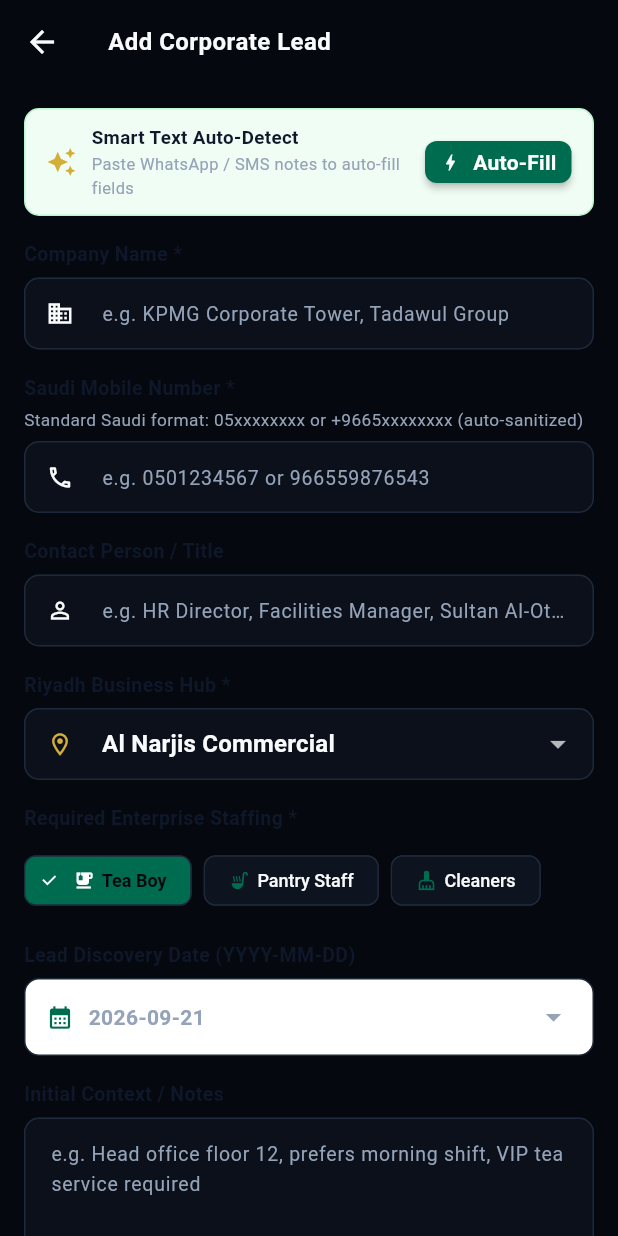
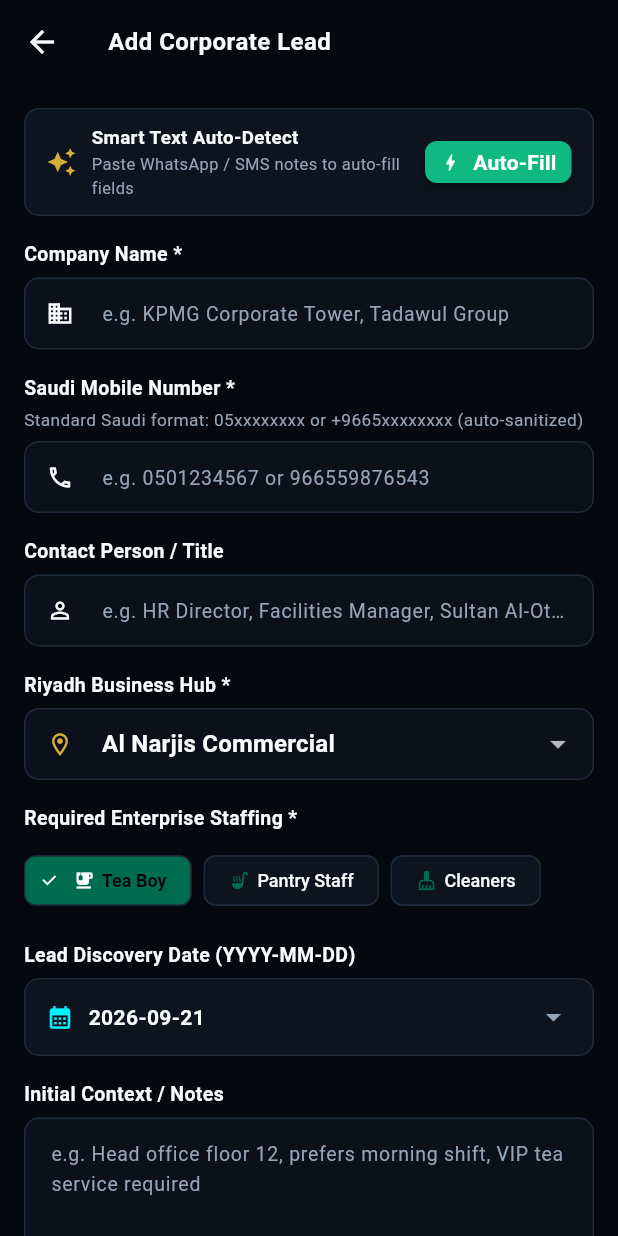
Before and after one commit to sultantipu199/tea-boy-crm, a Flutter app: the screen it shows after launch, after a tap on "Add Lead", on a phone screen of 412 x 824 dp. Run offline on Flutter 3.47's test engine with Material 3 defaults, Android fonts, the phone set to English and light mode, and no system bars; our stand-ins replace flutter_animate, flutter_riverpod, geolocator, hive_flutter; accounts and stored records are empty.

Commit message:
feat(ui): harden dark contrast, streamline AppBar actions, fix pitch white-on-white box, and bump to v2.3.1

```diff
--- a/lib/screens/add_lead_screen.dart
+++ b/lib/screens/add_lead_screen.dart
@@ -356,22 +356,22 @@ class _AddLeadScreenState extends State<AddLeadScreen> {
                   Container(
                     padding: const EdgeInsets.all(12),
                     decoration: BoxDecoration(
-                      color: const Color(0xFFFEF2F2),
+                      color: AppTheme.withAlphaFactor(AppTheme.crimsonAccent, 0.15),
                       borderRadius: BorderRadius.circular(10),
-                      border: Border.all(color: const Color(0xFFFCA5A5)),
+                      border: Border.all(color: AppTheme.withAlphaFactor(AppTheme.crimsonAccent, 0.4)),
                     ),
                     child: Row(
                       crossAxisAlignment: CrossAxisAlignment.start,
                       children: [
                         const Icon(Icons.error_outline,
-                            color: AppTheme.statusDisqualified, size: 20),
+                            color: AppTheme.crimsonAccent, size: 20),
                         const SizedBox(width: 10),
                         Expanded(
                           child: Text(
                             _duplicateErrorMessage!,
                             style: const TextStyle(
                               fontSize: 12.5,
-                              color: AppTheme.statusDisqualified,
+                              color: AppTheme.crispAlabaster,
                               fontWeight: FontWeight.w500,
                             ),
                           ),
@@ -387,9 +387,9 @@ class _AddLeadScreenState extends State<AddLeadScreen> {
                   padding: const EdgeInsets.symmetric(horizontal: 14, vertical: 10),
                   margin: const EdgeInsets.only(bottom: 16),
                   decoration: BoxDecoration(
-                    color: const Color(0xFFF0FDF4),
+                    color: AppTheme.frostedCharcoalSlate,
                     borderRadius: BorderRadius.circular(10),
-                    border: Border.all(color: const Color(0xFFBBF7D0)),
+                    border: Border.all(color: AppTheme.cyberBorder),
                   ),
                   child: Row(
                     children: [
@@ -404,11 +404,11 @@ class _AddLeadScreenState extends State<AddLeadScreen> {
                               style: TextStyle(
                                   fontSize: 12.5,
                                   fontWeight: FontWeight.w700,
-                                  color: AppTheme.slateNavy),
+                                  color: AppTheme.crispAlabaster),
                             ),
                             Text(
                               'Paste WhatsApp / SMS notes to auto-fill fields',
-                              style: TextStyle(fontSize: 11, color: AppTheme.textMuted),
+                              style: TextStyle(fontSize: 11, color: AppTheme.mutedSilver),
                             ),
                           ],
                         ),
@@ -418,7 +418,7 @@ class _AddLeadScreenState extends State<AddLeadScreen> {
                         icon: const Icon(Icons.bolt, size: 14),
                         label: const Text('Auto-Fill'),
                         style: ElevatedButton.styleFrom(
-                          backgroundColor: AppTheme.saudiEmerald,
+                          backgroundColor: AppTheme.mintEmerald,
                           foregroundColor: Colors.white,
                           padding: const EdgeInsets.symmetric(
                               horizontal: 10, vertical: 6),
@@ -435,7 +435,7 @@ class _AddLeadScreenState extends State<AddLeadScreen> {
                 // Company Name
                 const Text(
                   'Company Name *',
-                  style: TextStyle(fontSize: 13, fontWeight: FontWeight.w700, color: AppTheme.slateNavy),
+                  style: TextStyle(fontSize: 13, fontWeight: FontWeight.w700, color: AppTheme.crispAlabaster),
                 ),
                 const SizedBox(height: 6),
                 TextFormField(
@@ -457,12 +457,12 @@ class _AddLeadScreenState extends State<AddLeadScreen> {
                 // Saudi Mobile Number
                 const Text(
                   'Saudi Mobile Number *',
-                  style: TextStyle(fontSize: 13, fontWeight: FontWeight.w700, color: AppTheme.slateNavy),
+                  style: TextStyle(fontSize: 13, fontWeight: FontWeight.w700, color: AppTheme.crispAlabaster),
                 ),
                 const SizedBox(height: 4),
                 const Text(
                   'Standard Saudi format: 05xxxxxxxx or +9665xxxxxxxx (auto-sanitized)',
-                  style: TextStyle(fontSize: 11.5, color: AppTheme.textMuted),
+                  style: TextStyle(fontSize: 11.5, color: AppTheme.mutedSilver),
                 ),
                 const SizedBox(height: 6),
                 TextFormField(
@@ -489,7 +489,7 @@ class _AddLeadScreenState extends State<AddLeadScreen> {
                 // Contact Person
                 const Text(
                   'Contact Person / Title',
-                  style: TextStyle(fontSize: 13, fontWeight: FontWeight.w700, color: AppTheme.slateNavy),
+                  style: TextStyle(fontSize: 13, fontWeight: FontWeight.w700, color: AppTheme.crispAlabaster),
                 ),
                 const SizedBox(height: 6),
                 TextFormField(
@@ -505,7 +505,7 @@ class _AddLeadScreenState extends State<AddLeadScreen> {
                 // Riyadh Business Hub
                 const Text(
                   'Riyadh Business Hub *',
-                  style: TextStyle(fontSize: 13, fontWeight: FontWeight.w700, color: AppTheme.slateNavy),
+                  style: TextStyle(fontSize: 13, fontWeight: FontWeight.w700, color: AppTheme.crispAlabaster),
                 ),
                 const SizedBox(height: 6),
                 DropdownButtonFormField<String>(
@@ -527,7 +527,7 @@ class _AddLeadScreenState extends State<AddLeadScreen> {
                 // Staffing Requirements (Multi-select)
                 const Text(
                   'Required Enterprise Staffing *',
-                  style: TextStyle(fontSize: 13, fontWeight: FontWeight.w700, color: AppTheme.slateNavy),
+                  style: TextStyle(fontSize: 13, fontWeight: FontWeight.w700, color: AppTheme.crispAlabaster),
                 ),
                 const SizedBox(height: 8),
                 Wrap(
@@ -576,7 +576,7 @@ class _AddLeadScreenState extends State<AddLeadScreen> {
                 // Date Added (Timestamp Constraint)
                 const Text(
                   'Lead Discovery Date (YYYY-MM-DD)',
-                  style: TextStyle(fontSize: 13, fontWeight: FontWeight.w700, color: AppTheme.slateNavy),
+                  style: TextStyle(fontSize: 13, fontWeight: FontWeight.w700, color: AppTheme.crispAlabaster),
                 ),
                 const SizedBox(height: 6),
                 InkWell(
@@ -585,24 +585,28 @@ class _AddLeadScreenState extends State<AddLeadScreen> {
                   child: Container(
                     padding: const EdgeInsets.symmetric(horizontal: 14, vertical: 13),
                     decoration: BoxDecoration(
-                      color: Colors.white,
+                      color: AppTheme.frostedCharcoalSlate,
                       borderRadius: BorderRadius.circular(10),
-                      border: Border.all(color: AppTheme.borderGrey),
+                      border: Border.all(color: AppTheme.cyberBorder),
                     ),
                     child: Row(
                       mainAxisAlignment: MainAxisAlignment.spaceBetween,
                       children: [
                         Row(
                           children: [
-                            const Icon(Icons.calendar_month, size: 18, color: AppTheme.saudiEmerald),
+                            const Icon(Icons.calendar_month, size: 18, color: AppTheme.electricCyan),
                             const SizedBox(width: 10),
                             Text(
                               _dateAdded,
-                              style: const TextStyle(fontSize: 14, fontWeight: FontWeight.w600),
+                              style: const TextStyle(
+                                fontSize: 14,
+                                fontWeight: FontWeight.w600,
+                                color: AppTheme.crispAlabaster,
+                              ),
                             ),
                           ],
                         ),
-                        const Icon(Icons.arrow_drop_down, color: AppTheme.textMuted),
+                        const Icon(Icons.arrow_drop_down, color: AppTheme.mutedSilver),
                       ],
                     ),
                   ),
@@ -613,7 +617,7 @@ class _AddLeadScreenState extends State<AddLeadScreen> {
                 // Initial Notes
                 const Text(
                   'Initial Context / Notes',
-                  style: TextStyle(fontSize: 13, fontWeight: FontWeight.w700, color: AppTheme.slateNavy),
+                  style: TextStyle(fontSize: 13, fontWeight: FontWeight.w700, color: AppTheme.crispAlabaster),
                 ),
                 const SizedBox(height: 6),
                 TextFormField(
@@ -632,12 +636,12 @@ class _AddLeadScreenState extends State<AddLeadScreen> {
                   children: [
                     const Text(
                       'Follow-Up Callback Reminder',
-                      style: TextStyle(fontSize: 13, fontWeight: FontWeight.w700, color: AppTheme.slateNavy),
+                      style: TextStyle(fontSize: 13, fontWeight: FontWeight.w700, color: AppTheme.crispAlabaster),
                     ),
                     if (_followUpDate != null)
                       InkWell(
                         onTap: () => setState(() => _followUpDate = null),
-                        child: const Text('Clear', style: TextStyle(fontSize: 12, color: Colors.red)),
+                        child: const Text('Clear', style: TextStyle(fontSize: 12, color: AppTheme.crimsonAccent)),
                       ),
                   ],
                 ),
@@ -648,10 +652,10 @@ class _AddLeadScreenState extends State<AddLeadScreen> {
                   child: Container(
                     padding: const EdgeInsets.symmetric(horizontal: 14, vertical: 12),
                     decoration: BoxDecoration(
-                      color: Colors.white,
+                      color: AppTheme.frostedCharcoalSlate,
                       borderRadius: BorderRadius.circular(10),
                       border: Border.all(
-                        color: _followUpDate != null ? AppTheme.saudiEmerald : AppTheme.borderGrey,
+                        color: _followUpDate != null ? AppTheme.mintEmerald : AppTheme.cyberBorder,
                         width: _followUpDate != null ? 1.5 : 1.0,
                       ),
                     ),
@@ -661,7 +665,7 @@ class _AddLeadScreenState extends State<AddLeadScreen> {
                         Row(
                           children: [
                             Icon(Icons.alarm, size: 18,
-                              color: _followUpDate != null ? AppTheme.saudiEmerald : AppTheme.textMuted),
+                              color: _followUpDate != null ? AppTheme.mintEmerald : AppTheme.mutedSilver),
                             const SizedBox(width: 10),
                             Text(
                               _followUpDate ?? 'Optional: Schedule callback date',
@@ -673,7 +677,7 @@ class _AddLeadScreenState extends State<AddLeadScreen> {
                             ),
                           ],
                         ),
-                        const Icon(Icons.arrow_drop_down, color: AppTheme.textMuted),
+                        const Icon(Icons.arrow_drop_down, color: AppTheme.mutedSilver),
                       ],
                     ),
                   ),
--- a/lib/screens/dashboard_screen.dart
+++ b/lib/screens/dashboard_screen.dart
@@ -616,11 +616,13 @@ class _DashboardScreenState extends ConsumerState<DashboardScreen>
     return Scaffold(
       backgroundColor: AppTheme.obsidianVoid,
       appBar: AppBar(
+        titleSpacing: 16,
         title: Row(
+          mainAxisSize: MainAxisSize.min,
           children: [
             Container(
-              width: 30,
-              height: 30,
+              width: 32,
+              height: 32,
               decoration: BoxDecoration(
                 color: AppTheme.withAlphaFactor(AppTheme.electricCyan, 0.15),
                 borderRadius: BorderRadius.circular(8),
@@ -631,106 +633,31 @@ class _DashboardScreenState extends ConsumerState<DashboardScreen>
               child: const Icon(Icons.coffee,
                   color: AppTheme.electricCyan, size: 18),
             ),
-            const SizedBox(width: 10),
+            const SizedBox(width: 8),
             const Text(
-              'TEA BOY B2B CRM',
+              'TEA BOY',
               style: TextStyle(
-                fontSize: 17,
-                fontWeight: FontWeight.w800,
-                letterSpacing: 0.4,
+                fontSize: 18,
+                fontWeight: FontWeight.w900,
+                letterSpacing: 0.5,
+                color: AppTheme.crispAlabaster,
               ),
             ),
           ],
         ),
         actions: [
-          // Live GPS Toggle & Refresh
-          InkWell(
-            onTap: () async {
-              await HapticFeedback.selectionClick();
-              await ref.read(geoProvider.notifier).refreshGps();
-            },
-            borderRadius: BorderRadius.circular(8),
-            child: Container(
-              margin: const EdgeInsets.symmetric(vertical: 10, horizontal: 4),
-              padding: const EdgeInsets.symmetric(horizontal: 8, vertical: 4),
-              decoration: BoxDecoration(
-                color: AppTheme.withAlphaFactor(
-                  geoState.isGpsActive
-                      ? AppTheme.mintEmerald
-                      : AppTheme.electricCyan,
-                  0.15,
-                ),
-                borderRadius: BorderRadius.circular(8),
-                border: Border.all(
-                  color: AppTheme.withAlphaFactor(
-                    geoState.isGpsActive
-                        ? AppTheme.mintEmerald
-                        : AppTheme.electricCyan,
-                    0.4,
-                  ),
-                ),
-              ),
-              child: Row(
-                mainAxisSize: MainAxisSize.min,
-                children: [
-                  Icon(
-                    geoState.isGpsActive
-                        ? Icons.gps_fixed
-                        : Icons.location_searching,
-                    size: 13,
-                    color: geoState.isGpsActive
-                        ? AppTheme.mintEmerald
-                        : AppTheme.electricCyan,
-                  ),
-                  const SizedBox(width: 4),
-                  Text(
-                    geoState.isGpsActive ? 'Live GPS' : 'Riyadh Hub',
-                    style: TextStyle(
-                      fontSize: 11,
-                      fontWeight: FontWeight.w700,
-                      color: geoState.isGpsActive
-                          ? AppTheme.mintEmerald
-                          : AppTheme.electricCyan,
-                    ),
-                  ),
-                ],
-              ),
-            ),
-          ),
+          // 1. Direct Lead Actions & Cleaner Button
           IconButton(
-            tooltip: 'Lead Actions & Cleaner',
+            tooltip: 'Lead Cleaner & Tools',
             icon: const Icon(Icons.cleaning_services_outlined,
-                color: AppTheme.mintEmerald, size: 21),
+                color: AppTheme.mintEmerald, size: 22),
             onPressed: () => _showLeadActionsSheet(context, allLeads),
           ),
+          // 2. Direct Settings & AI Configuration Button
           IconButton(
-            tooltip: 'Executive Pipeline Briefing',
-            icon: const Icon(Icons.assessment_outlined, size: 21),
-            onPressed: _shareExecutivePipelineReport,
-          ),
-          IconButton(
-            tooltip: 'Export Leads CSV',
-            icon: const Icon(Icons.table_chart_outlined, size: 20),
-            onPressed: _exportLeadsCsv,
-          ),
-          IconButton(
-            tooltip: 'Manual Scraper (⚡ Ingest Leads)',
-            icon: _isScraping
-                ? const SizedBox(
-                    width: 18,
-                    height: 18,
-                    child: CircularProgressIndicator(
-                      color: AppTheme.mintEmerald,
-                      strokeWidth: 2,
-                    ),
-                  )
-                : const Icon(Icons.bolt, color: AppTheme.mintEmerald, size: 22),
-            onPressed: _isScraping ? null : _runScraper,
-          ),
-          IconButton(
-            tooltip: 'Settings & AI Configuration',
+            tooltip: 'Settings & AI Engine',
             icon: const Icon(Icons.settings_outlined,
-                color: AppTheme.crispAlabaster, size: 21),
+                color: AppTheme.crispAlabaster, size: 22),
             onPressed: () async {
               await Navigator.push(
                 context,
@@ -739,6 +666,87 @@ class _DashboardScreenState extends ConsumerState<DashboardScreen>
               ref.read(leadsProvider.notifier).refresh();
             },
           ),
+          // 3. Overflow Menu for Executive Tools & Utilities
+          PopupMenuButton<String>(
+            tooltip: 'More Operations',
+            icon: const Icon(Icons.more_vert, color: AppTheme.mutedSilver),
+            color: AppTheme.frostedCharcoalSlate,
+            shape: RoundedRectangleBorder(
+              borderRadius: BorderRadius.circular(12),
+              side: const BorderSide(color: AppTheme.cyberBorder),
+            ),
+            onSelected: (value) async {
+              if (value == 'briefing') {
+                _shareExecutivePipelineReport();
+              } else if (value == 'export_csv') {
+                _exportLeadsCsv();
+              } else if (value == 'scrape') {
+                if (!_isScraping) _runScraper();
+              } else if (value == 'gps') {
+                await HapticFeedback.selectionClick();
+                await ref.read(geoProvider.notifier).refreshGps();
+              }
+            },
+            itemBuilder: (ctx) => [
+              PopupMenuItem(
+                value: 'gps',
+                child: Row(
+                  children: [
+                    Icon(
+                      geoState.isGpsActive ? Icons.gps_fixed : Icons.location_searching,
+                      color: geoState.isGpsActive ? AppTheme.mintEmerald : AppTheme.electricCyan,
+                      size: 18,
+                    ),
+                    const SizedBox(width: 10),
+                    Text(
+                      geoState.isGpsActive ? 'Live GPS: Active' : 'Refresh Riyadh GPS',
+                      style: const TextStyle(color: AppTheme.crispAlabaster, fontSize: 13),
+                    ),
+                  ],
+                ),
+              ),
+              const PopupMenuItem(
+                value: 'briefing',
+                child: Row(
+                  children: [
+                    Icon(Icons.assessment_outlined, color: AppTheme.electricCyan, size: 18),
+                    const SizedBox(width: 10),
+                    Text(
+                      'Executive Briefing',
+                      style: const TextStyle(color: AppTheme.crispAlabaster, fontSize: 13),
+                    ),
+                  ],
+                ),
+              ),
+              const PopupMenuItem(
+                value: 'export_csv',
+                child: Row(
+                  children: [
+                    Icon(Icons.table_chart_outlined, color: AppTheme.royalGold, size: 18),
+                    const SizedBox(width: 10),
+                    Text(
+                      'Export Leads CSV',
+                      style: const TextStyle(color: AppTheme.crispAlabaster, fontSize: 13),
+                    ),
+                  ],
+                ),
+              ),
+              const PopupMenuItem(
+                value: 'scrape',
+                child: Row(
+                  children: [
+                    Icon(Icons.bolt, color: AppTheme.mintEmerald, size: 18),
+                    const SizedBox(width: 10),
+                    Text(
+                      'Run Web Scraper',
+                      style: const TextStyle(color: AppTheme.crispAlabaster, fontSize: 13),
+                    ),
+                  ],
+                ),
+              ),
+            ],
+          ),
+          const SizedBox(width: 4),
         ],
       ),
       body: SafeArea(
@@ -975,7 +983,7 @@ class _DashboardScreenState extends ConsumerState<DashboardScreen>
 
                       return ListView.builder(
                         itemCount: tabLeads.length,
-                        padding: const EdgeInsets.only(bottom: 80),
+                        padding: const EdgeInsets.only(bottom: 110),
                         itemBuilder: (context, index) {
                           final lead = tabLeads[index];
                           return LeadCard(
--- a/pubspec.yaml
+++ b/pubspec.yaml
@@ -1,7 +1,7 @@
 name: tea_boy_crm
 description: "Enterprise B2B Staffing CRM for Riyadh Corporate Offices supplying Cleaners, Pantry Staff, and Tea Boys"
 publish_to: 'none'
-version: 2.3.0+7
+version: 2.3.1+8
 
 environment:
   sdk: '>=3.3.0 <4.0.0'
```
Also changed, not shown: lib/screens/lead_detail_screen.dart (+64 -50 lines), 2 other files.
